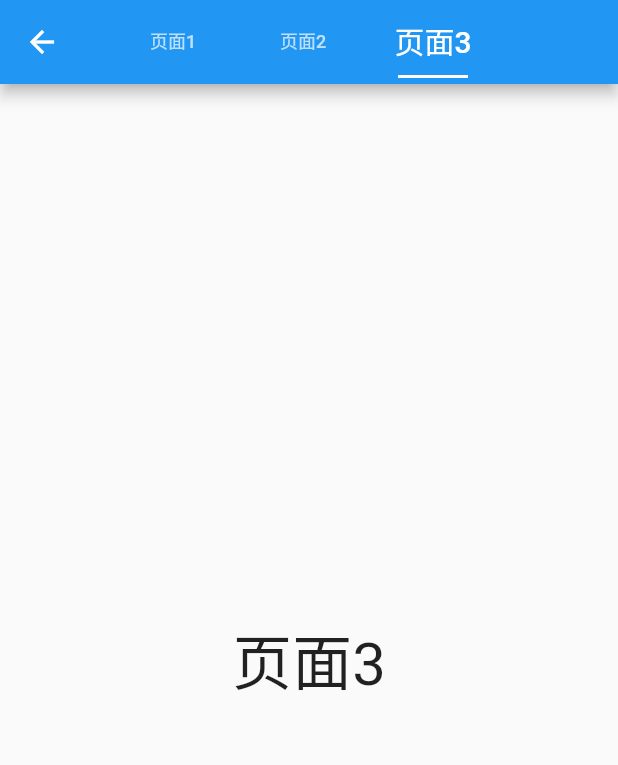
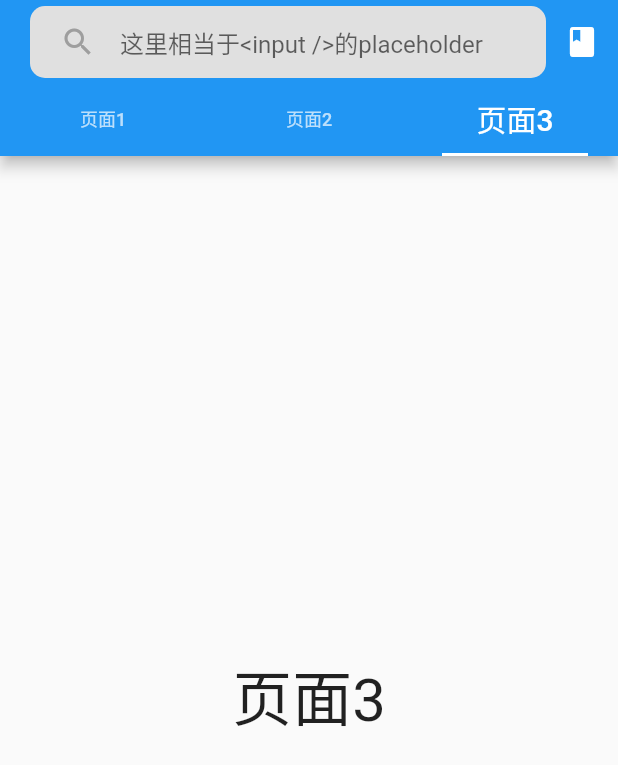
Before and after one commit to vearvip/flutter_study, a Flutter app: the screen it shows after launch, tab 3 chosen, on a phone screen of 412 x 824 dp. Shown: the top 765 px of the screen. Run offline on Flutter 3.47's test engine with Material 2 defaults, Android fonts, the phone set to English and light mode, and no system bars; network calls fail.

Commit message:
布局完成

```diff
--- a/lib/main.dart
+++ b/lib/main.dart
@@ -37,10 +37,9 @@ class _MyHomeState extends State<MyHome> with TickerProviderStateMixin {
       title: "走你",
       home: Scaffold(
         appBar: AppBar(
-          leading: Icon(Icons.arrow_back),
-          title: Container(
-            width: 260,
-            child: TabBar(
+          // leading: Icon(Icons.arrow_back),
+          titleSpacing: 0,
+          bottom: TabBar(
             controller: _controller,
             indicatorWeight: 2,
             indicatorPadding: EdgeInsets.symmetric(horizontal: 20),
@@ -60,7 +59,29 @@ class _MyHomeState extends State<MyHome> with TickerProviderStateMixin {
               )
             ],
           ),
+          title: Container(
+              padding: EdgeInsets.only(left: 20),
+              margin: EdgeInsets.only(left: 20),
+              decoration: BoxDecoration(
+                  color: Colors.grey[300],
+                  borderRadius: BorderRadius.circular(10)),
+              child: TextField(
+                decoration: InputDecoration(
+                    hintText: '这里相当于<input />的placeholder',
+                    border: InputBorder.none, // 去掉默认选中的蓝线
+                    icon: Icon(
+                      Icons.search,
+                      color: Colors.grey[500],
+                    )),
+              )),
+          actions: <Widget>[
+            IconButton(
+              icon: Icon(Icons.book),
+              padding: EdgeInsets.only(left: 0),
+              onPressed: () {},
             ),
+
+          ],
         ),
         body: TabBarView(
           controller: _controller,
@@ -72,10 +93,7 @@ class _MyHomeState extends State<MyHome> with TickerProviderStateMixin {
               ),
             ),
             Center(
-              child: Text(
-                '页面2',
-                style: TextStyle(fontSize: 40),
-              ),
+              child: genContentList(),
             ),
             Center(
               child: Text(
@@ -90,3 +108,87 @@ class _MyHomeState extends State<MyHome> with TickerProviderStateMixin {
     );
   }
 }
+
+class Content {
+  String title;
+  String subTitle;
+  String avatarUrl;
+  String userName;
+  String userDesc;
+  Content() {
+    title = '你会记得你至今吃过多少片面包么？';
+    subTitle =
+        '鸭！你是叫爱丽娜吧，我看你和JOJO的关系很不错嘛，我感觉有些奇怪，最近他应该郁郁寡欢的，啊～鸭，鸭蛋，不愧是dio，能轻易做到我们做不到的，真是让人血脉喷张，你和JOJO接吻了吗？还没有吧，你接吻的对象不是JOJO，';
+    avatarUrl =
+        'https://ss2.bdstatic.com/70cFvnSh_Q1YnxGkpoWK1HF6hhy/it/u=997776165,73493573&fm=26&gp=0.jpg';
+    userName = 'Dio';
+    userDesc = '关注我立马认做你父亲';
+  }
+}
+
+genContentList() {
+  var content = Content();
+  List<Content> list = List();
+  List.generate(10, (index) => list.add(content));
+  return ListView.builder(
+    itemCount: list.length,
+    itemBuilder: (BuildContext context, int index) {
+      return Card(
+        elevation: 3,
+        child: Container(
+            // color: Colors.white,
+            margin: EdgeInsets.only(bottom: 5),
+            padding: EdgeInsets.all(10),
+            child: Column(
+              children: <Widget>[
+                ListTile(
+                  title: Text(content.title, style: TextStyle(fontSize: 20, fontWeight: FontWeight.bold),),
+                  subtitle: Column(
+                    children: <Widget>[
+                      Row(
+                        children: <Widget>[
+                          Container(
+                            width: 25,
+                            height: 25,
+                            child: CircleAvatar(
+                              backgroundImage: NetworkImage(content.avatarUrl),
+                            ),
+                          ),
+                          SizedBox(
+                            width: 8,
+                          ),
+                          Text(
+                            content.userName,
+                            style: TextStyle(
+                                color: Colors.grey[600],
+                                fontWeight: FontWeight.bold,
+                                fontSize: 15),
+                          ),
+                          SizedBox(
+                            width: 8,
+                          ),
+                          Text(content.userDesc)
+                        ],
+                      ),
+                      Text(
+                        content.subTitle,
+                        style: TextStyle(height: 2),
+                        maxLines: 2,
+                        overflow: TextOverflow.ellipsis,
+                      ),
+                      Row(
+                        mainAxisAlignment: MainAxisAlignment.spaceBetween,
+                        children: <Widget>[
+                          Text('667点赞·384评论'),
+                          Icon(Icons.more_horiz)
+                        ],
+                      )
+                    ],
+                  ),
+                ),
+              ],
+            )),
+      );
+    },
+  );
+}
```
Lines whose indentation alone changed are shown as unchanged.
